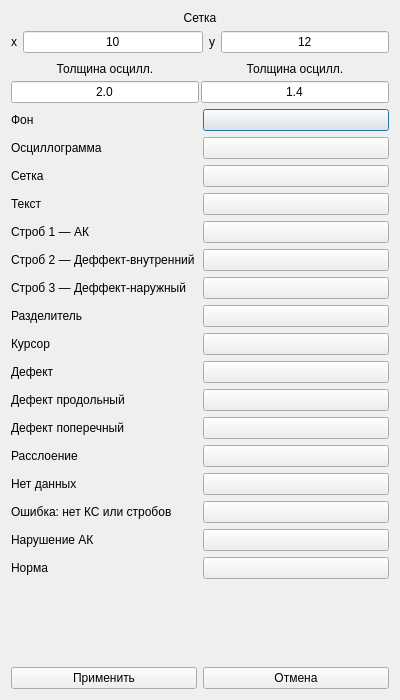
First picture: the form in ColorScheme.ui, repository e543/ufd, before the edit.
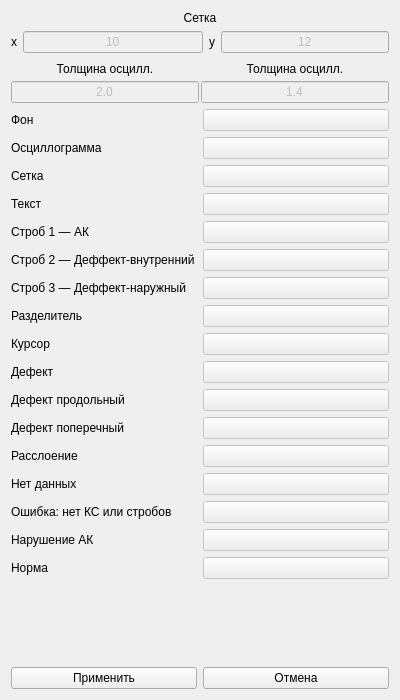
Second picture: the form after the edit.

What changed in the file:
```diff
--- a/ColorScheme.ui
+++ b/ColorScheme.ui
@@ -69,6 +69,9 @@
          </item>
          <item>
           <widget class="QLineEdit" name="lineEdit">
+           <property name="enabled">
+            <bool>false</bool>
+           </property>
            <property name="text">
             <string>10</string>
            </property>
@@ -94,6 +97,9 @@
            </item>
            <item>
             <widget class="QLineEdit" name="lineEdit_2">
+             <property name="enabled">
+              <bool>false</bool>
+             </property>
              <property name="text">
               <string>12</string>
              </property>
@@ -145,6 +151,9 @@
          </item>
          <item>
           <widget class="QLineEdit" name="lineEdit_3">
+           <property name="enabled">
+            <bool>false</bool>
+           </property>
            <property name="minimumSize">
             <size>
              <width>0</width>
@@ -209,6 +218,9 @@
          </item>
          <item>
           <widget class="QLineEdit" name="lineEdit_4">
+           <property name="enabled">
+            <bool>false</bool>
+           </property>
            <property name="minimumSize">
             <size>
              <width>0</width>
@@ -244,6 +256,9 @@
        </item>
        <item>
         <widget class="QPushButton" name="pushButton_2">
+         <property name="enabled">
+          <bool>false</bool>
+         </property>
          <property name="autoFillBackground">
           <bool>true</bool>
          </property>
@@ -271,6 +286,9 @@
        </item>
        <item>
         <widget class="QPushButton" name="pushButton">
+         <property name="enabled">
+          <bool>false</bool>
+         </property>
          <property name="text">
           <string/>
          </property>
@@ -295,6 +313,9 @@
        </item>
        <item>
         <widget class="QPushButton" name="pushButton_3">
+         <property name="enabled">
+          <bool>false</bool>
+         </property>
          <property name="text">
           <string/>
          </property>
@@ -319,6 +340,9 @@
        </item>
        <item>
         <widget class="QPushButton" name="pushButton_4">
+         <property name="enabled">
+          <bool>false</bool>
+         </property>
          <property name="text">
           <string/>
          </property>
@@ -343,6 +367,9 @@
        </item>
        <item>
         <widget class="QPushButton" name="pushButton_5">
+         <property name="enabled">
+          <bool>false</bool>
+         </property>
          <property name="text">
           <string/>
          </property>
@@ -367,6 +394,9 @@
        </item>
        <item>
         <widget class="QPushButton" name="pushButton_6">
+         <property name="enabled">
+          <bool>false</bool>
+         </property>
          <property name="text">
           <string/>
          </property>
@@ -391,6 +421,9 @@
        </item>
        <item>
         <widget class="QPushButton" name="pushButton_7">
+         <property name="enabled">
+          <bool>false</bool>
+         </property>
          <property name="text">
           <string/>
          </property>
@@ -415,6 +448,9 @@
        </item>
        <item>
         <widget class="QPushButton" name="pushButton_9">
+         <property name="enabled">
+          <bool>false</bool>
+         </property>
          <property name="text">
           <string/>
          </property>
@@ -439,6 +475,9 @@
        </item>
        <item>
         <widget class="QPushButton" name="pushButton_8">
+         <property name="enabled">
+          <bool>false</bool>
+         </property>
          <property name="text">
           <string/>
          </property>
@@ -463,6 +502,9 @@
        </item>
        <item>
         <widget class="QPushButton" name="pushButton_10">
+         <property name="enabled">
+          <bool>false</bool>
+         </property>
          <property name="text">
           <string/>
          </property>
@@ -487,6 +529,9 @@
        </item>
        <item>
         <widget class="QPushButton" name="pushButton_11">
+         <property name="enabled">
+          <bool>false</bool>
+         </property>
          <property name="text">
           <string/>
          </property>
@@ -511,6 +556,9 @@
        </item>
        <item>
         <widget class="QPushButton" name="pushButton_12">
+         <property name="enabled">
+          <bool>false</bool>
+         </property>
          <property name="text">
           <string/>
          </property>
@@ -535,6 +583,9 @@
        </item>
        <item>
         <widget class="QPushButton" name="pushButton_13">
+         <property name="enabled">
+          <bool>false</bool>
+         </property>
          <property name="text">
           <string/>
          </property>
@@ -559,6 +610,9 @@
        </item>
        <item>
         <widget class="QPushButton" name="pushButton_14">
+         <property name="enabled">
+          <bool>false</bool>
+         </property>
          <property name="text">
           <string/>
          </property>
@@ -583,6 +637,9 @@
        </item>
        <item>
         <widget class="QPushButton" name="pushButton_15">
+         <property name="enabled">
+          <bool>false</bool>
+         </property>
          <property name="text">
           <string/>
          </property>
@@ -607,6 +664,9 @@
        </item>
        <item>
         <widget class="QPushButton" name="pushButton_16">
+         <property name="enabled">
+          <bool>false</bool>
+         </property>
          <property name="text">
           <string/>
          </property>
@@ -631,6 +691,9 @@
        </item>
        <item>
         <widget class="QPushButton" name="pushButton_17">
+         <property name="enabled">
+          <bool>false</bool>
+         </property>
          <property name="text">
           <string/>
          </property>
```
